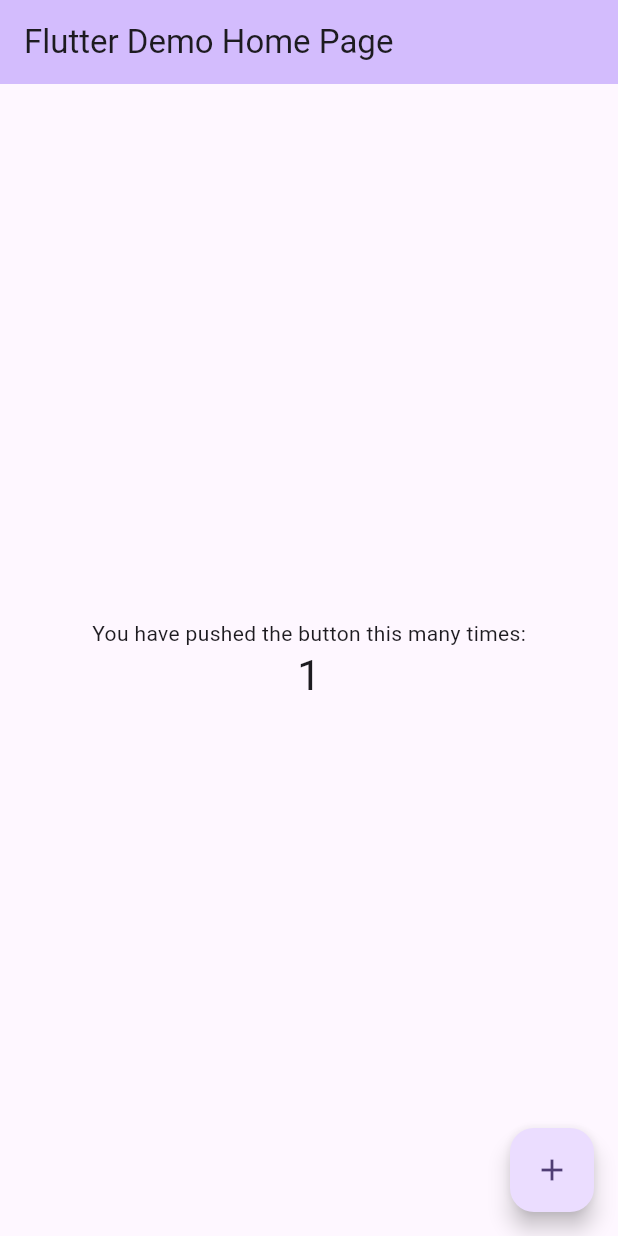
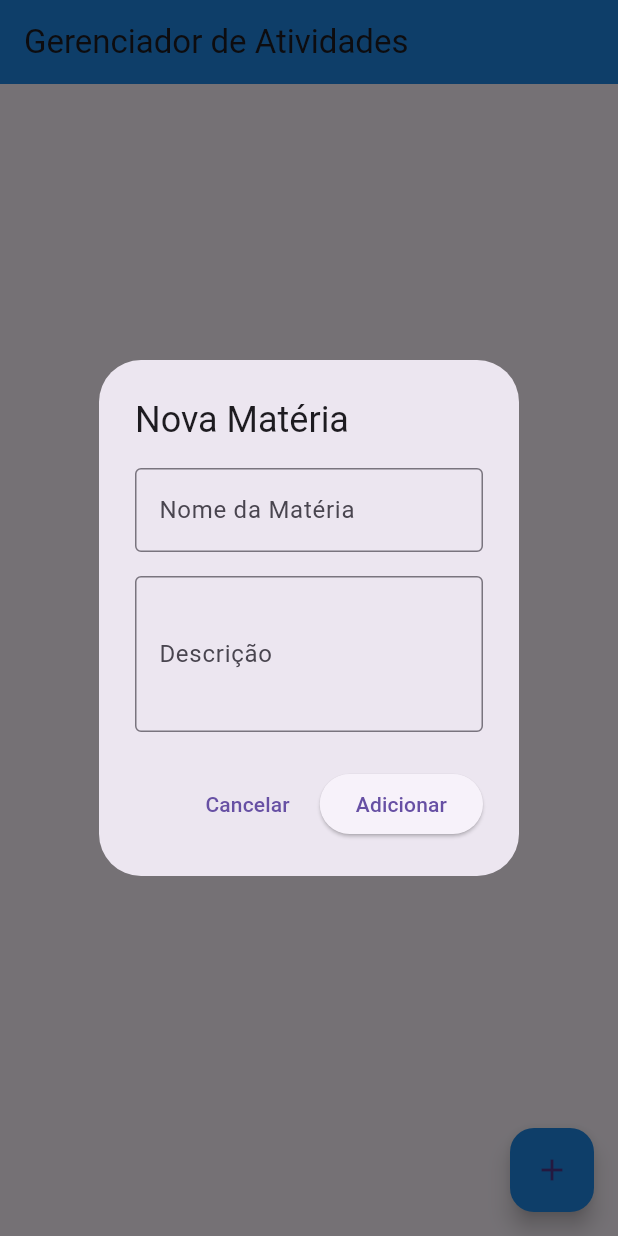
Before and after one commit to DiogoLeonardoo/activity, a Flutter app: the screen it shows after launch, after a tap on the "add" icon, on a phone screen of 412 x 824 dp. Run offline on Flutter 3.47's test engine with Material 3 defaults, Android fonts, the phone set to English and light mode, and no system bars.

Commit message:
feat: utils , estruturação do main , dialogs e details

```diff
--- a/lib/main.dart
+++ b/lib/main.dart
@@ -1,122 +1,20 @@
 import 'package:flutter/material.dart';
+import 'screens/home/home_page.dart';
 
 void main() {
-  runApp(const MyApp());
+  runApp(MyApp());
 }
 
 class MyApp extends StatelessWidget {
-  const MyApp({super.key});
-
-  // This widget is the root of your application.
   @override
   Widget build(BuildContext context) {
     return MaterialApp(
-      title: 'Flutter Demo',
+      title: 'Gerenciador de Atividades',
       theme: ThemeData(
-        // This is the theme of your application.
-        //
-        // TRY THIS: Try running your application with "flutter run". You'll see
-        // the application has a purple toolbar. Then, without quitting the app,
-        // try changing the seedColor in the colorScheme below to Colors.green
-        // and then invoke "hot reload" (save your changes or press the "hot
-        // reload" button in a Flutter-supported IDE, or press "r" if you used
-        // the command line to start the app).
-        //
-        // Notice that the counter didn't reset back to zero; the application
-        // state is not lost during the reload. To reset the state, use hot
-        // restart instead.
-        //
-        // This works for code too, not just values: Most code changes can be
-        // tested with just a hot reload.
-        colorScheme: ColorScheme.fromSeed(seedColor: Colors.deepPurple),
+        primarySwatch: Colors.blue,
+        visualDensity: VisualDensity.adaptivePlatformDensity,
       ),
-      home: const MyHomePage(title: 'Flutter Demo Home Page'),
+      home: HomePage(),
     );
   }
 }
-
-class MyHomePage extends StatefulWidget {
-  const MyHomePage({super.key, required this.title});
-
-  // This widget is the home page of your application. It is stateful, meaning
-  // that it has a State object (defined below) that contains fields that affect
-  // how it looks.
-
-  // This class is the configuration for the state. It holds the values (in this
-  // case the title) provided by the parent (in this case the App widget) and
-  // used by the build method of the State. Fields in a Widget subclass are
-  // always marked "final".
-
-  final String title;
-
-  @override
-  State<MyHomePage> createState() => _MyHomePageState();
-}
-
-class _MyHomePageState extends State<MyHomePage> {
-  int _counter = 0;
-
-  void _incrementCounter() {
-    setState(() {
-      // This call to setState tells the Flutter framework that something has
-      // changed in this State, which causes it to rerun the build method below
-      // so that the display can reflect the updated values. If we changed
-      // _counter without calling setState(), then the build method would not be
-      // called again, and so nothing would appear to happen.
-      _counter++;
-    });
-  }
-
-  @override
-  Widget build(BuildContext context) {
-    // This method is rerun every time setState is called, for instance as done
-    // by the _incrementCounter method above.
-    //
-    // The Flutter framework has been optimized to make rerunning build methods
-    // fast, so that you can just rebuild anything that needs updating rather
-    // than having to individually change instances of widgets.
-    return Scaffold(
-      appBar: AppBar(
-        // TRY THIS: Try changing the color here to a specific color (to
-        // Colors.amber, perhaps?) and trigger a hot reload to see the AppBar
-        // change color while the other colors stay the same.
-        backgroundColor: Theme.of(context).colorScheme.inversePrimary,
-        // Here we take the value from the MyHomePage object that was created by
-        // the App.build method, and use it to set our appbar title.
-        title: Text(widget.title),
-      ),
-      body: Center(
-        // Center is a layout widget. It takes a single child and positions it
-        // in the middle of the parent.
-        child: Column(
-          // Column is also a layout widget. It takes a list of children and
-          // arranges them vertically. By default, it sizes itself to fit its
-          // children horizontally, and tries to be as tall as its parent.
-          //
-          // Column has various properties to control how it sizes itself and
-          // how it positions its children. Here we use mainAxisAlignment to
-          // center the children vertically; the main axis here is the vertical
-          // axis because Columns are vertical (the cross axis would be
-          // horizontal).
-          //
-          // TRY THIS: Invoke "debug painting" (choose the "Toggle Debug Paint"
-          // action in the IDE, or press "p" in the console), to see the
-          // wireframe for each widget.
-          mainAxisAlignment: MainAxisAlignment.center,
-          children: <Widget>[
-            const Text('You have pushed the button this many times:'),
-            Text(
-              '$_counter',
-              style: Theme.of(context).textTheme.headlineMedium,
-            ),
-          ],
-        ),
-      ),
-      floatingActionButton: FloatingActionButton(
-        onPressed: _incrementCounter,
-        tooltip: 'Increment',
-        child: const Icon(Icons.add),
-      ), // This trailing comma makes auto-formatting nicer for build methods.
-    );
-  }
-}
--- /dev/null
+++ b/lib/screens/home/home_page.dart
@@ -0,0 +1,83 @@
+import 'package:flutter/material.dart';
+import '../../models/materia.dart';
+import '../../widgets/cards/materia_card.dart';
+import '../../widgets/dialogs/adicionar_materia_dialog.dart';
+import '../materia/materia_detail_page.dart';
+
+class HomePage extends StatefulWidget {
+  @override
+  _HomePageState createState() => _HomePageState();
+}
+
+class _HomePageState extends State<HomePage> {
+  List<Materia> materias = [];
+
+  @override
+  Widget build(BuildContext context) {
+    return Scaffold(
+      appBar: AppBar(
+        title: Text('Gerenciador de Atividades'),
+        backgroundColor: Colors.blue[600],
+      ),
+      body: materias.isEmpty
+          ? _buildEmptyState()
+          : _buildMateriasList(),
+      floatingActionButton: FloatingActionButton(
+        onPressed: _adicionarMateria,
+        child: Icon(Icons.add),
+        backgroundColor: Colors.blue[600],
+      ),
+    );
+  }
+
+  Widget _buildEmptyState() {
+    return Center(
+      child: Column(
+        mainAxisAlignment: MainAxisAlignment.center,
+        children: [
+          Icon(Icons.school, size: 80, color: Colors.grey[400]),
+          SizedBox(height: 16),
+          Text(
+            'Nenhuma matéria cadastrada',
+            style: TextStyle(fontSize: 18, color: Colors.grey[600]),
+          ),
+        ],
+      ),
+    );
+  }
+
+  Widget _buildMateriasList() {
+    return ListView.builder(
+      itemCount: materias.length,
+      itemBuilder: (context, index) {
+        final materia = materias[index];
+        return MateriaCard(
+          materia: materia,
+          onTap: () => _navegarParaMateria(materia),
+        );
+      },
+    );
+  }
+
+  void _navegarParaMateria(Materia materia) {
+    Navigator.push(
+      context,
+      MaterialPageRoute(
+        builder: (context) => MateriaDetailPage(materia: materia),
+      ),
+    ).then((_) => setState(() {}));
+  }
+
+  void _adicionarMateria() {
+    showDialog(
+      context: context,
+      builder: (context) => AdicionarMateriaDialog(),
+    ).then((materia) {
+      if (materia != null) {
+        setState(() {
+          materias.add(materia);
+        });
+      }
+    });
+  }
+}
--- /dev/null
+++ b/lib/widgets/dialogs/adicionar_materia_dialog.dart
@@ -0,0 +1,66 @@
+import 'package:flutter/material.dart';
+import '../../models/materia.dart';
+
+class AdicionarMateriaDialog extends StatefulWidget {
+  @override
+  _AdicionarMateriaDialogState createState() => _AdicionarMateriaDialogState();
+}
+
+class _AdicionarMateriaDialogState extends State<AdicionarMateriaDialog> {
+  final _nomeController = TextEditingController();
+  final _descricaoController = TextEditingController();
+
+  @override
+  Widget build(BuildContext context) {
+    return AlertDialog(
+      title: Text('Nova Matéria'),
+      content: Column(
+        mainAxisSize: MainAxisSize.min,
+        children: [
+          TextField(
+            controller: _nomeController,
+            decoration: InputDecoration(
+              labelText: 'Nome da Matéria',
+              border: OutlineInputBorder(),
+            ),
+          ),
+          SizedBox(height: 16),
+          TextField(
+            controller: _descricaoController,
+            decoration: InputDecoration(
+              labelText: 'Descrição',
+              border: OutlineInputBorder(),
+            ),
+            maxLines: 3,
+          ),
+        ],
+      ),
+      actions: [
+        TextButton(
+          onPressed: () => Navigator.pop(context),
+          child: Text('Cancelar'),
+        ),
+        ElevatedButton(
+          onPressed: () {
+            if (_nomeController.text.isNotEmpty) {
+              final materia = Materia(
+                id: DateTime.now().millisecondsSinceEpoch.toString(),
+                nome: _nomeController.text,
+                descricao: _descricaoController.text,
+              );
+              Navigator.pop(context, materia);
+            }
+          },
+          child: Text('Adicionar'),
+        ),
+      ],
+    );
+  }
+
+  @override
+  void dispose() {
+    _nomeController.dispose();
+    _descricaoController.dispose();
+    super.dispose();
+  }
+}
```
Also changed, not shown: lib/screens/atividade/atividade_detail_page.dart (added, +155 -0 lines), lib/screens/materia/materia_detail_page.dart (added, +102 -0 lines), lib/utils/date_formatter.dart (added, +9 -0 lines), lib/widgets/dialogs/adicionar_atividade_dialog.dart (added, +91 -0 lines), lib/widgets/dialogs/adicionar_convidado_dialog.dart (added, +66 -0 lines).
